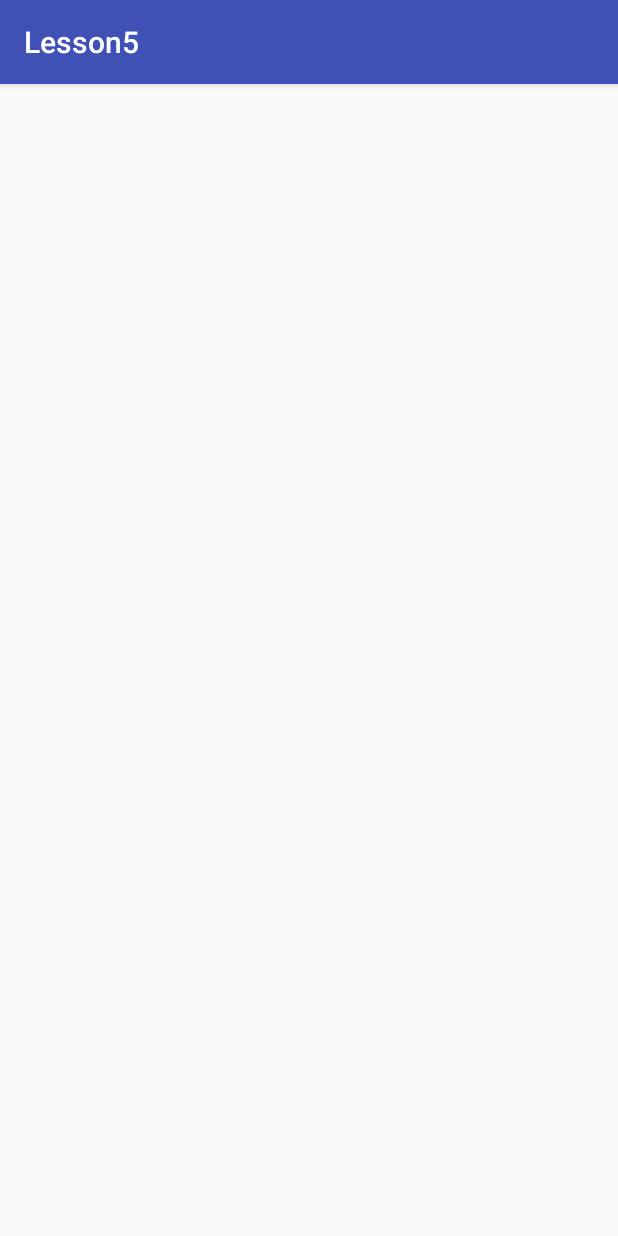
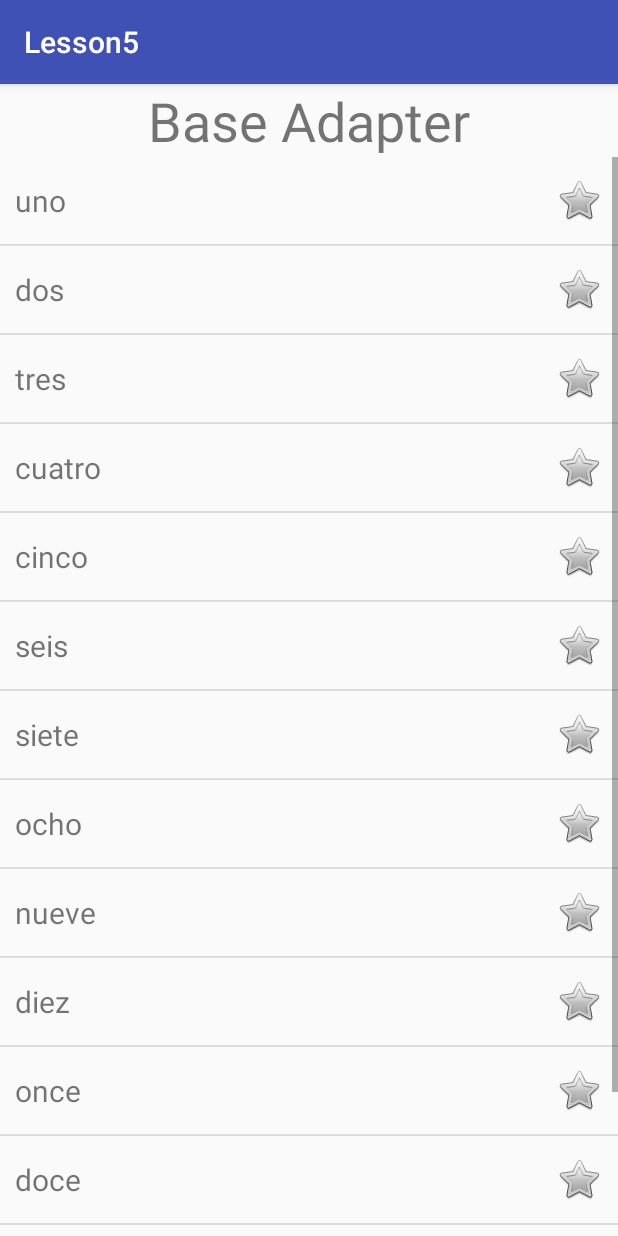
Before and after one commit to BelatrixTraining/Android-Fundamentals, an Android app: the screen it shows after launch (BaseAdapterActivity), after a tap on "BaseAdapter", on a phone screen of 412 x 824 dp. Run offline under Robolectric (Android 15) with nearby library versions, the phone set to English and light mode, and no system bars.

Commit message:
BaseAdapter Example

```diff
--- a/Lesson5/app/src/main/AndroidManifest.xml
+++ b/Lesson5/app/src/main/AndroidManifest.xml
@@ -15,7 +15,7 @@
                 <category android:name="android.intent.category.LAUNCHER" />
             </intent-filter>
         </activity>
-        <activity android:name=".BaseAdapterActivity"></activity>
+        <activity android:name=".baseadapter.BaseAdapterActivity"></activity>
     </application>
 
 </manifest>
--- a/Lesson5/app/src/main/java/com/bx/android/lesson5/BaseAdapterActivity.java
+++ /dev/null
@@ -1,18 +0,0 @@
-package com.bx.android.lesson5;
-
-import android.os.Bundle;
-import android.support.annotation.Nullable;
-import android.support.v7.app.AppCompatActivity;
-
-/**
- * Created by pjohnson on 24/01/17.
- */
-
-public class BaseAdapterActivity extends AppCompatActivity{
-
-    @Override
-    protected void onCreate(@Nullable Bundle savedInstanceState) {
-        super.onCreate(savedInstanceState);
-
-    }
-}
--- /dev/null
+++ b/Lesson5/app/src/main/java/com/bx/android/lesson5/baseadapter/BaseAdapterActivity.java
@@ -0,0 +1,26 @@
+package com.bx.android.lesson5.baseadapter;
+
+import android.os.Bundle;
+import android.support.annotation.Nullable;
+import android.support.v7.app.AppCompatActivity;
+import android.widget.ListView;
+
+import com.bx.android.lesson5.R;
+
+import java.util.Arrays;
+
+/**
+ * Created by pjohnson on 24/01/17.
+ */
+
+public class BaseAdapterActivity extends AppCompatActivity {
+
+    @Override
+    protected void onCreate(@Nullable Bundle savedInstanceState) {
+        super.onCreate(savedInstanceState);
+        setContentView(R.layout.activity_base_adapter);
+        ListView baseAdapterListView = (ListView) findViewById(R.id.baseAdapterList);
+        baseAdapterListView.setAdapter(new BaseAdapterExample(this, Arrays.asList(getResources().getStringArray(R.array.lorem))));
+
+    }
+}
--- /dev/null
+++ b/Lesson5/app/src/main/java/com/bx/android/lesson5/baseadapter/BaseAdapterExample.java
@@ -0,0 +1,61 @@
+package com.bx.android.lesson5.baseadapter;
+
+import android.content.Context;
+import android.graphics.drawable.Drawable;
+import android.view.LayoutInflater;
+import android.view.View;
+import android.view.ViewGroup;
+import android.widget.BaseAdapter;
+import android.widget.ImageView;
+import android.widget.TextView;
+
+import com.bx.android.lesson5.R;
+
+import java.util.List;
+
+/**
+ * Created by pjohnson on 24/01/17.
+ */
+
+public class BaseAdapterExample extends BaseAdapter {
+
+    private final List<String> mItems;
+    private final LayoutInflater mInflater;
+    private final Drawable starOn;
+
+    public BaseAdapterExample(Context context, List<String> items) {
+        mItems = items;
+        mInflater = LayoutInflater.from(context);
+        starOn = context.getResources().getDrawable(android.R.drawable.star_big_on);
+    }
+
+    @Override
+    public int getCount() {
+        return mItems.size();
+    }
+
+    @Override
+    public Object getItem(int position) {
+        return mItems.get(position);
+    }
+
+    @Override
+    public long getItemId(int position) {
+        return 0;
+    }
+
+    @Override
+    public View getView(int position, View convertView, ViewGroup parent) {
+        convertView = mInflater.inflate(R.layout.item_base_adapter, null);
+        TextView titleView = (TextView) convertView.findViewById(R.id.text);
+        titleView.setText(mItems.get(position));
+        final ImageView imageView = (ImageView) convertView.findViewById(R.id.itemImage);
+        imageView.setOnClickListener(new View.OnClickListener() {
+            @Override
+            public void onClick(View view) {
+                imageView.setImageDrawable(starOn);
+            }
+        });
+        return convertView;
+    }
+}
--- /dev/null
+++ b/Lesson5/app/src/main/res/layout/activity_base_adapter.xml
@@ -0,0 +1,19 @@
+<?xml version="1.0" encoding="utf-8"?>
+<LinearLayout xmlns:android="http://schemas.android.com/apk/res/android"
+    android:layout_width="match_parent"
+    android:layout_height="match_parent"
+    android:orientation="vertical">
+
+    <TextView
+        android:layout_width="match_parent"
+        android:layout_height="wrap_content"
+        android:gravity="center"
+        android:text="@string/baseAdapterTitle"
+        android:textSize="36sp" />
+
+    <ListView
+        android:id="@+id/baseAdapterList"
+        android:layout_width="match_parent"
+        android:layout_height="match_parent" />
+
+</LinearLayout>
--- /dev/null
+++ b/Lesson5/app/src/main/res/layout/item_base_adapter.xml
@@ -0,0 +1,27 @@
+<?xml version="1.0" encoding="utf-8"?>
+<RelativeLayout xmlns:android="http://schemas.android.com/apk/res/android"
+    android:layout_width="match_parent"
+    android:layout_height="match_parent"
+    android:orientation="vertical">
+
+    <ImageView
+        android:id="@+id/itemImage"
+        android:layout_width="wrap_content"
+        android:layout_height="wrap_content"
+        android:layout_alignParentRight="true"
+        android:layout_centerVertical="true"
+        android:layout_marginRight="10dp"
+        android:src="@android:drawable/btn_star" />
+
+    <TextView
+        android:id="@+id/text"
+        android:layout_width="match_parent"
+        android:layout_height="wrap_content"
+        android:layout_alignParentLeft="true"
+        android:layout_marginBottom="5dp"
+        android:layout_marginTop="5dp"
+        android:layout_toLeftOf="@id/itemImage"
+        android:padding="10dp"
+        android:textSize="20sp" />
+
+</RelativeLayout>
--- a/Lesson5/app/src/main/res/values/arrays.xml
+++ b/Lesson5/app/src/main/res/values/arrays.xml
@@ -9,10 +9,27 @@
     </string-array>
 
     <string-array name="activities">
-        <item>.BaseAdapterActivity</item>
+        <item>.baseadapter.BaseAdapterActivity</item>
         <item>.ArrayAdapter</item>
         <item>.SimpleAdapter</item>
         <item>.CursorAdapter</item>
         <item>.SpinnerAdapter</item>
     </string-array>
+
+    <string-array name="lorem">
+        <item>uno</item>
+        <item>dos</item>
+        <item>tres</item>
+        <item>cuatro</item>
+        <item>cinco</item>
+        <item>seis</item>
+        <item>siete</item>
+        <item>ocho</item>
+        <item>nueve</item>
+        <item>diez</item>
+        <item>once</item>
+        <item>doce</item>
+        <item>trece</item>
+        <item>catorce</item>
+    </string-array>
 </resources>
--- a/Lesson5/app/src/main/res/values/strings.xml
+++ b/Lesson5/app/src/main/res/values/strings.xml
@@ -1,3 +1,4 @@
 <resources>
     <string name="app_name">Lesson5</string>
+    <string name="baseAdapterTitle">Base Adapter</string>
 </resources>
```
